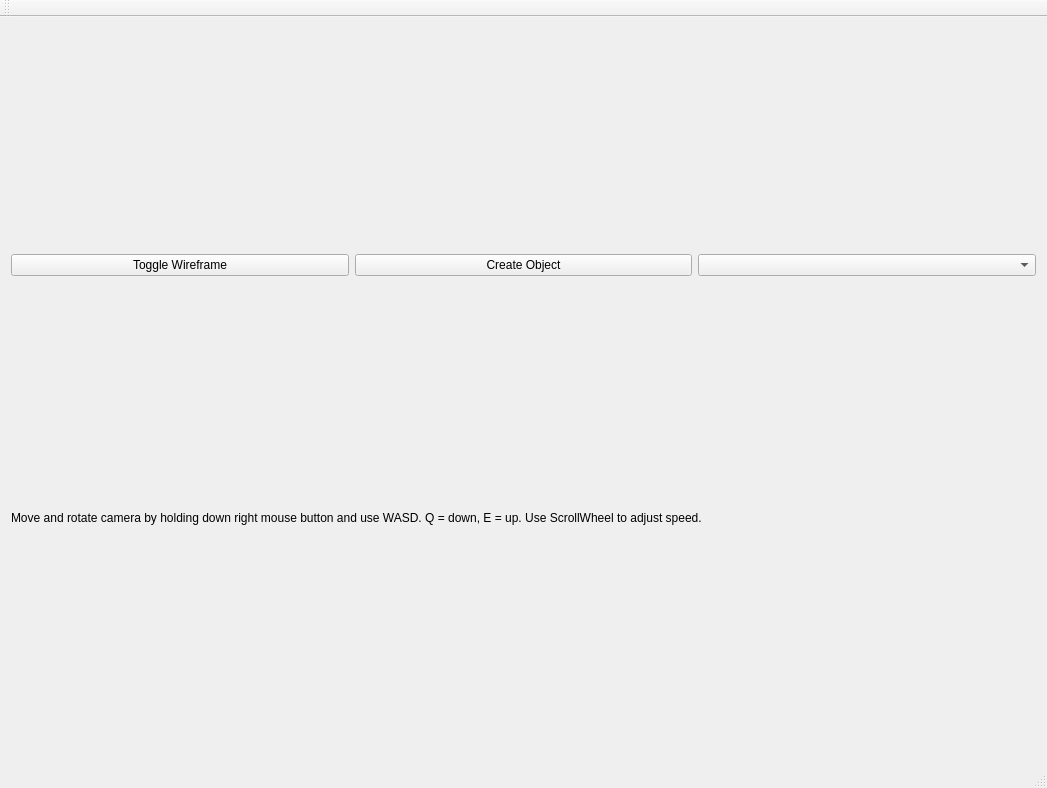
Old version of the form mainwindow.ui in the repository FredrikEik/Game_Engine_Architecture.
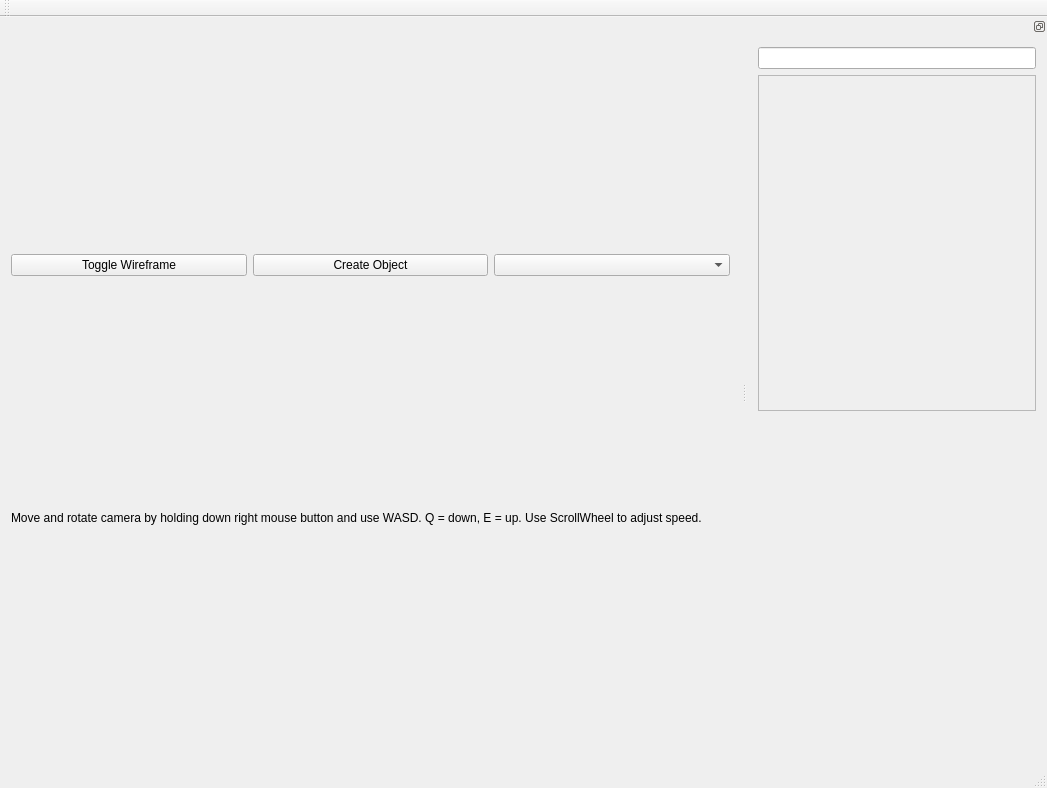
New version of the form.

Commit message: hopefully working detailwidget

What changed in the file:
```diff
--- a/mainwindow.ui
+++ b/mainwindow.ui
@@ -82,6 +82,78 @@
    </attribute>
   </widget>
   <widget class="QStatusBar" name="statusBar"/>
+  <widget class="QDockWidget" name="dockWidget">
+   <property name="minimumSize">
+    <size>
+     <width>300</width>
+     <height>405</height>
+    </size>
+   </property>
+   <property name="maximumSize">
+    <size>
+     <width>332</width>
+     <height>405</height>
+    </size>
+   </property>
+   <property name="features">
+    <set>QDockWidget::DockWidgetFloatable|QDockWidget::DockWidgetMovable</set>
+   </property>
+   <property name="allowedAreas">
+    <set>Qt::AllDockWidgetAreas</set>
+   </property>
+   <attribute name="dockWidgetArea">
+    <number>2</number>
+   </attribute>
+   <widget class="QWidget" name="dockWidgetContents_5">
+    <layout class="QVBoxLayout" name="verticalLayout_8">
+     <item>
+      <widget class="QLineEdit" name="nameEdit">
+       <property name="sizePolicy">
+        <sizepolicy hsizetype="Expanding" vsizetype="Fixed">
+         <horstretch>0</horstretch>
+         <verstretch>0</verstretch>
+        </sizepolicy>
+       </property>
+      </widget>
+     </item>
+     <item>
+      <widget class="QScrollArea" name="scrollArea_2">
+       <property name="widgetResizable">
+        <bool>true</bool>
+       </property>
+       <widget class="QWidget" name="scrollAreaWidgetContents_5">
+        <property name="geometry">
+         <rect>
+          <x>0</x>
+          <y>0</y>
+          <width>280</width>
+          <height>338</height>
+         </rect>
+        </property>
+        <layout class="QVBoxLayout" name="verticalLayout_9">
+         <item>
+          <spacer name="verticalSpacer_4">
+           <property name="orientation">
+            <enum>Qt::Vertical</enum>
+           </property>
+           <property name="sizeHint" stdset="0">
+            <size>
+             <width>20</width>
+             <height>215</height>
+            </size>
+           </property>
+          </spacer>
+         </item>
+         <item>
+          <layout class="QVBoxLayout" name="blDetailsContainer_4"/>
+         </item>
+        </layout>
+       </widget>
+      </widget>
+     </item>
+    </layout>
+   </widget>
+  </widget>
  </widget>
  <layoutdefault spacing="6" margin="11"/>
  <resources/>
```
